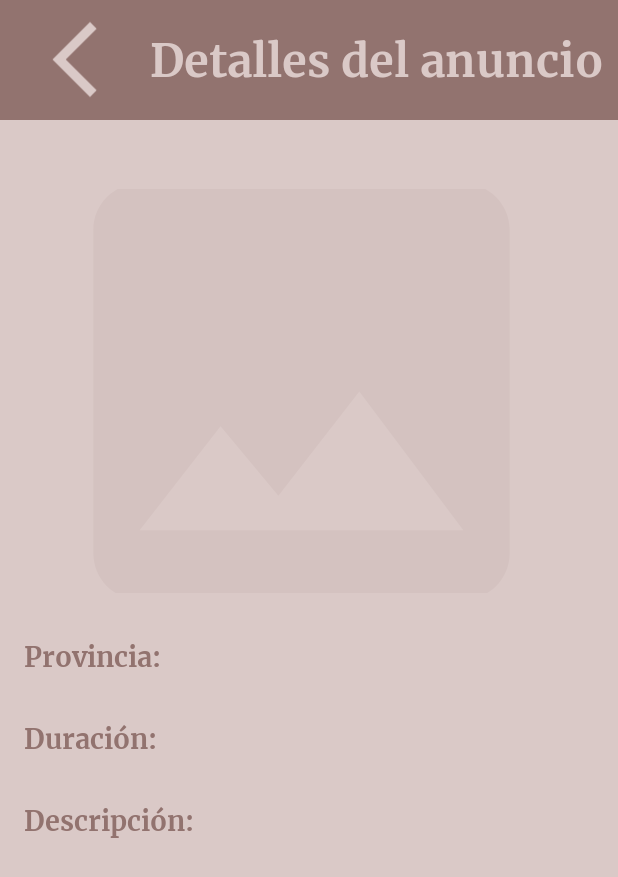
After one commit to vlady113/LuckyPets, an Android app built with Jetpack Compose: the PostActivity screen opened directly, with no data from a screen before it, on a phone screen of 412 x 824 dp. The commit adds this screen. Shown: the top 877 px of the screen. Run offline under Robolectric (Android 15) with nearby library versions, the phone set to English and light mode, and no system bars; pictures from the network do not load.

Commit message:
Detalles de anuncio
Se ha añadido la funcionalidad de ver los detalles de un anuncio de la página principal

```diff
--- /dev/null
+++ b/AppMovil/LuckyPets/app/src/main/java/com/vgt/luckypets/activity/PostActivity.kt
@@ -0,0 +1,48 @@
+package com.vgt.luckypets.activity
+
+import android.content.Intent
+import android.os.Bundle
+import android.view.View
+import android.widget.ImageView
+import android.widget.TextView
+import androidx.appcompat.app.AppCompatActivity
+import androidx.core.view.ViewCompat
+import androidx.core.view.WindowInsetsCompat
+import com.bumptech.glide.Glide
+import com.vgt.luckypets.R
+
+class PostActivity : AppCompatActivity() {
+    override fun onCreate(savedInstanceState: Bundle?) {
+        super.onCreate(savedInstanceState)
+        setContentView(R.layout.activity_post)
+
+        ViewCompat.setOnApplyWindowInsetsListener(findViewById(R.id.activity_post)) { v, insets ->
+            val systemBars = insets.getInsets(WindowInsetsCompat.Type.systemBars())
+            v.setPadding(systemBars.left, systemBars.top, systemBars.right, systemBars.bottom)
+            insets
+        }
+
+        val provincia = intent.getStringExtra("post_provincia")
+        val duracion = intent.getStringExtra("post_duracion")
+        val descripcion = intent.getStringExtra("post_descripcion")
+        val fotoUrl = intent.getStringExtra("post_foto")
+
+        findViewById<TextView>(R.id.txtProvincia).text = provincia
+        findViewById<TextView>(R.id.txtDuracion).text = duracion
+        findViewById<TextView>(R.id.txtDescripcion).text = descripcion
+
+        val imgPost = findViewById<ImageView>(R.id.imgPost)
+        Glide.with(this)
+            .load(fotoUrl)
+            .placeholder(R.drawable.placeholder_image)
+            .into(imgPost)
+    }
+
+    fun volverAtras(view: View?) {
+        val intent = Intent(this, PrincipalActivity::class.java)
+        intent.addFlags(Intent.FLAG_ACTIVITY_CLEAR_TOP or Intent.FLAG_ACTIVITY_SINGLE_TOP)
+        startActivity(intent)
+        finish()
+    }
+
+}
--- /dev/null
+++ b/AppMovil/LuckyPets/app/src/main/res/layout/activity_post.xml
@@ -0,0 +1,125 @@
+<RelativeLayout xmlns:android="http://schemas.android.com/apk/res/android"
+    android:id="@+id/activity_post"
+    android:layout_width="match_parent"
+    android:layout_height="match_parent"
+    android:background="#DAC9C7">
+
+    <androidx.appcompat.widget.Toolbar
+        android:id="@+id/toolbar"
+        android:layout_width="match_parent"
+        android:layout_height="80dp"
+        android:background="#92736F">
+
+        <ImageView
+            android:id="@+id/menuAtras"
+            android:layout_width="70dp"
+            android:layout_height="70dp"
+            android:layout_gravity="left"
+            android:onClick="volverAtras"
+            android:layout_marginLeft="20dp"
+            android:paddingRight="10dp"
+            android:src="@drawable/baseline_arrow_back_ios_new_24" />
+
+        <TextView
+            android:id="@+id/toolbar_title"
+            android:layout_width="wrap_content"
+            android:layout_height="wrap_content"
+            android:layout_gravity="left"
+            android:layout_marginLeft="10dp"
+            android:fontFamily="@font/merriweather_bold"
+            android:text="@string/details_post"
+            android:textColor="#DAC9C7"
+            android:textSize="30dp" />
+    </androidx.appcompat.widget.Toolbar>
+
+    <ScrollView
+        android:layout_width="match_parent"
+        android:layout_height="match_parent"
+        android:layout_below="@id/toolbar"
+        android:fillViewport="true">
+
+        <LinearLayout
+            android:layout_width="match_parent"
+            android:layout_height="wrap_content"
+            android:orientation="vertical"
+            android:padding="16dp">
+
+            <ImageView
+                android:id="@+id/imgPost"
+                android:layout_width="match_parent"
+                android:layout_height="269dp"
+                android:layout_marginTop="30dp"
+                android:layout_marginRight="10dp"
+                android:contentDescription="Imagen del anuncio"
+                android:scaleType="centerCrop" />
+
+            <LinearLayout
+                android:layout_width="match_parent"
+                android:layout_height="wrap_content"
+                android:orientation="horizontal"
+                android:layout_marginTop="30dp"
+                android:layout_marginBottom="30dp">
+                <TextView
+                    android:id="@+id/labelProvincia"
+                    android:layout_width="wrap_content"
+                    android:layout_height="wrap_content"
+                    android:fontFamily="@font/merriweather_bold"
+                    android:text="Provincia: "
+                    android:textColor="#92736F"
+                    android:textSize="18sp" />
+                <TextView
+                    android:id="@+id/txtProvincia"
+                    android:layout_width="wrap_content"
+                    android:layout_height="wrap_content"
+                    android:fontFamily="@font/merriweather_regular"
+                    android:textColor="#92736F"
+                    android:textSize="16sp" />
+            </LinearLayout>
+
+            <LinearLayout
+                android:layout_width="match_parent"
+                android:layout_height="wrap_content"
+                android:orientation="horizontal"
+                android:layout_marginBottom="30dp">
+                <TextView
+                    android:id="@+id/labelDuracion"
+                    android:layout_width="wrap_content"
+                    android:layout_height="wrap_content"
+                    android:fontFamily="@font/merriweather_bold"
+                    android:text="Duración: "
+                    android:textColor="#92736F"
+                    android:textSize="18sp" />
+                <TextView
+                    android:id="@+id/txtDuracion"
+                    android:layout_width="wrap_content"
+                    android:layout_height="wrap_content"
+                    android:fontFamily="@font/merriweather_regular"
+                    android:textColor="#92736F"
+                    android:textSize="16sp" />
+            </LinearLayout>
+
+            <LinearLayout
+                android:layout_width="match_parent"
+                android:layout_height="wrap_content"
+                android:orientation="vertical"
+                android:layout_marginBottom="30dp">
+                <TextView
+                    android:id="@+id/labelDescripcion"
+                    android:layout_width="wrap_content"
+                    android:layout_height="wrap_content"
+                    android:fontFamily="@font/merriweather_bold"
+                    android:text="Descripción: "
+                    android:textColor="#92736F"
+                    android:textSize="18sp" />
+                <TextView
+                    android:id="@+id/txtDescripcion"
+                    android:layout_width="match_parent"
+                    android:layout_height="wrap_content"
+                    android:fontFamily="@font/merriweather_regular"
+                    android:textColor="#92736F"
+                    android:textSize="16sp" />
+            </LinearLayout>
+
+        </LinearLayout>
+    </ScrollView>
+</RelativeLayout>
--- a/AppMovil/LuckyPets/app/src/main/res/values/strings.xml
+++ b/AppMovil/LuckyPets/app/src/main/res/values/strings.xml
@@ -21,6 +21,7 @@
     <string name="add_card">Añadir tarjeta de débito / crédito</string>
     <string name="show_card">Mis tarjetas</string>
     <string name="add_balance">Añadir Saldo CR</string>
+    <string name="details_post">Detalles del anuncio</string>
     <string-array name="card_types_array">
         <item>Visa</item>
         <item>MasterCard</item>
@@ -29,5 +30,4 @@
     </string-array>
 
 
-
 </resources>
```
Also changed, not shown: AppMovil/LuckyPets/app/src/main/AndroidManifest.xml (+6 -1 lines), AppMovil/LuckyPets/app/src/main/java/com/vgt/luckypets/activity/PrincipalActivity.kt (+35 -3 lines), AppMovil/LuckyPets/app/src/main/java/com/vgt/luckypets/adapter/PostAdapter.kt (+16 -5 lines), AppMovil/LuckyPets/app/src/main/res/layout/item_post.xml (+42 -9 lines), AppMovil/LuckyPets/app/src/main/res/font/merriweather_regular.ttf (added).
